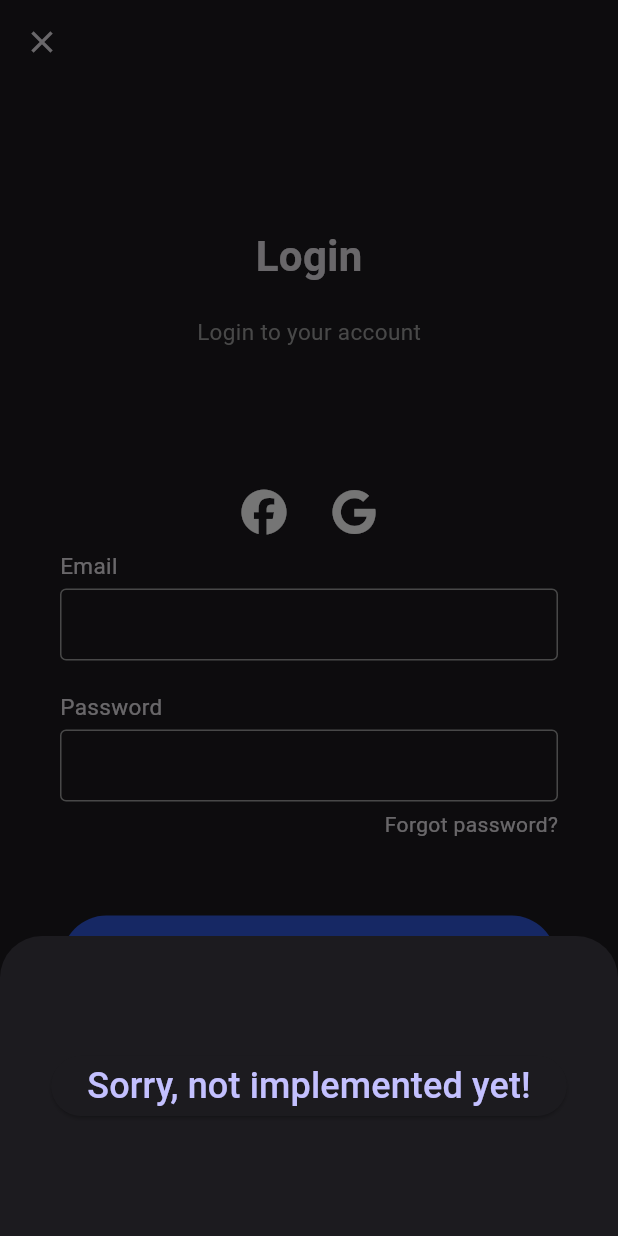
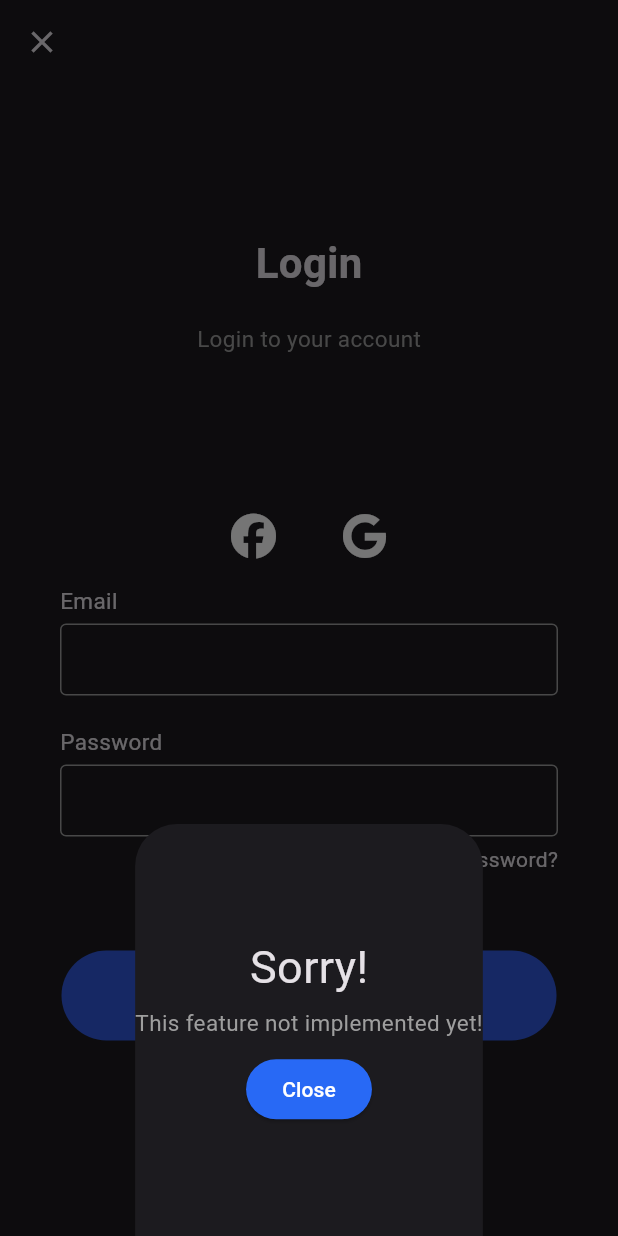
Before and after one commit to krystianpetek/AwesomePlaces, a Flutter app: the LoginScreen screen opened by its route, after a tap on "Sign up", on a phone screen of 412 x 824 dp. Run offline on Flutter 3.47's test engine with Material 2 defaults, Android fonts, the phone set to English and light mode, and no system bars; our stand-ins replace flutter_riverpod, flutter_svg, font_awesome_flutter, go_router, shared_preferences; accounts and stored records are empty.

Commit message:
App - Added InkWell to Google and Facebook login icons, handled not implemented by show modal, Recreated modal window Changed transition duration during switch screen

```diff
--- a/awesome_places/lib/main.dart
+++ b/awesome_places/lib/main.dart
@@ -15,14 +15,17 @@ class MyHttpOverrides extends HttpOverrides {
 }
 
 void main() {
-  HttpOverrides.global = new MyHttpOverrides();
-  runApp(const ProviderScope(
-    child: AwesomePlacesApp(),
-  ));
+  HttpOverrides.global = MyHttpOverrides();
+  runApp(
+    const ProviderScope(
+      child: AwesomePlacesApp(),
+    ),
+  );
 }
 
 class AwesomePlacesApp extends ConsumerStatefulWidget {
   const AwesomePlacesApp({super.key});
+
   @override
   ConsumerState<AwesomePlacesApp> createState() => _AwesomePlacesAppState();
 }
@@ -30,14 +33,14 @@ class AwesomePlacesApp extends ConsumerStatefulWidget {
 class _AwesomePlacesAppState extends ConsumerState<AwesomePlacesApp> {
   @override
   Widget build(BuildContext context) {
-    final routerWatcher = ref.watch(AppRouter.router);
+    final routerProvider = ref.watch(AppRouter.router);
 
     return MaterialApp.router(
       title: 'Awesome Places',
       theme: ApplicationThemes.darkTheme(),
-      routerDelegate: routerWatcher.routerDelegate,
-      routeInformationParser: routerWatcher.routeInformationParser,
-      routeInformationProvider: routerWatcher.routeInformationProvider,
+      routerDelegate: routerProvider.routerDelegate,
+      routeInformationParser: routerProvider.routeInformationParser,
+      routeInformationProvider: routerProvider.routeInformationProvider,
     );
   }
 }
--- a/awesome_places/lib/src/features/auth/ui/login_screen.dart
+++ b/awesome_places/lib/src/features/auth/ui/login_screen.dart
@@ -1,5 +1,3 @@
-import 'dart:io';
-
 import 'package:awesome_places/src/features/auth/data/auth_provider.dart';
 import 'package:awesome_places/src/routes/constants.dart';
 import 'package:awesome_places/src/widgets/redirect_button.dart';
@@ -7,7 +5,6 @@ import 'package:flutter/material.dart';
 import 'package:flutter_riverpod/flutter_riverpod.dart';
 import 'package:font_awesome_flutter/font_awesome_flutter.dart';
 import 'package:go_router/go_router.dart';
-import 'package:http/http.dart' as http;
 
 class LoginScreen extends StatelessWidget {
   LoginScreen({super.key, this.username});
@@ -62,10 +59,31 @@ class LoginScreen extends StatelessWidget {
                   children: [
                     Row(
                       mainAxisAlignment: MainAxisAlignment.center,
-                      children: const [
-                        Icon(FontAwesomeIcons.facebook, size: 30),
-                        SizedBox(width: 30),
-                        Icon(FontAwesomeIcons.google, size: 30),
+                      children: [
+                        InkWell(
+                          borderRadius:
+                              const BorderRadius.all(Radius.circular(50)),
+                          onTap: () async {
+                            await showModal(context,
+                                reason: 'Login by Facebook');
+                          },
+                          child: const Padding(
+                            padding: EdgeInsets.all(7),
+                            child: Icon(FontAwesomeIcons.facebook, size: 30),
+                          ),
+                        ),
+                        const SizedBox(width: 30),
+                        InkWell(
+                          borderRadius:
+                              const BorderRadius.all(Radius.circular(50)),
+                          onTap: () async {
+                            await showModal(context, reason: 'Login by Google');
+                          },
+                          child: const Padding(
+                            padding: EdgeInsets.all(7),
+                            child: Icon(FontAwesomeIcons.google, size: 30),
+                          ),
+                        ),
                       ],
                     ),
                     const SizedBox(height: 10),
@@ -75,8 +93,12 @@ class LoginScreen extends StatelessWidget {
                     const SizedBox(height: 5),
                     Row(
                       mainAxisAlignment: MainAxisAlignment.end,
-                      children: const [
-                        Text('Forgot password?'),
+                      children: [
+                        InkWell(
+                            child: const Text('Forgot password?'),
+                            onTap: () async {
+                              await showModal(context);
+                            })
                       ],
                     ),
                     const SizedBox(height: 50),
@@ -93,18 +115,21 @@ class LoginScreen extends StatelessWidget {
                     Row(
                       mainAxisAlignment: MainAxisAlignment.center,
                       children: <Widget>[
-                          Text("Don't have an account?"),
-                          SizedBox(width: 5),
-                          TextButton(
-                            onPressed: () async {
+                        const Text("Don't have an account?"),
+                        const SizedBox(width: 5),
+                        InkWell(
+                          onTap: () async {
                             await showModal(context);
                           },
                           child: const Text(
                             "Sign up",
-                              style: TextStyle(fontWeight: FontWeight.w600),
+                            style: TextStyle(
+                                fontWeight: FontWeight.w600,
+                                color: Colors.blue),
                           ),
-                          )
-                        ]),
+                        ),
+                      ],
+                    ),
                   ],
                 ),
               ),
@@ -115,26 +140,32 @@ class LoginScreen extends StatelessWidget {
     });
   }
 
-  Future showModal(BuildContext context) {
+  Future showModal(BuildContext context, {String reason = 'This feature'}) {
     return showModalBottomSheet(
       context: context,
       builder: (context) {
         return SizedBox(
-          height: 200,
-          child: Center(
-            child:
-                Column(mainAxisAlignment: MainAxisAlignment.center, children: [
+          height: MediaQuery.of(context).size.height / 3,
+          child: Column(mainAxisAlignment: MainAxisAlignment.center, children: [
+            const Text('Sorry!', style: TextStyle(fontSize: 30)),
+            const SizedBox(height: 5),
+            Text(
+              '$reason not implemented yet!',
+              style: const TextStyle(fontSize: 15, color: Colors.grey),
+            ),
+            const SizedBox(height: 10),
             ElevatedButton(
+              child: const Text('Close'),
+              style: ButtonStyle(
+                  backgroundColor:
+                      MaterialStateColor.resolveWith((states) => logoColor),
+                  foregroundColor:
+                      MaterialStateColor.resolveWith((states) => Colors.white)),
               onPressed: () {
                 Navigator.pop(context);
               },
-                child: const Text(
-                  "Sorry, not implemented yet!",
-                  style: TextStyle(fontSize: 24),
-                ),
             )
           ]),
-          ),
         );
       },
     );
--- a/awesome_places/lib/src/routes/app_router.dart
+++ b/awesome_places/lib/src/routes/app_router.dart
@@ -45,6 +45,9 @@ class AppRouter {
                 name: Routes.login.name,
                 path: Routes.login.path,
                 pageBuilder: (context, state) => CustomTransitionPage(
+                  child: LoginScreen(key: state.pageKey),
+                  transitionDuration: const Duration(milliseconds: 500),
+                  barrierColor: Colors.black54,
                   transitionsBuilder:
                       (context, animation, secondaryAnimation, child) {
                     final tween = Tween(begin: 0.0, end: 1.0)
@@ -57,23 +60,27 @@ class AppRouter {
                           child: child,
                         ));
                   },
-                  child: LoginScreen(key: state.pageKey),
                 ),
               ),
               GoRoute(
                 name: Routes.register.name,
                 path: Routes.register.path,
                 pageBuilder: (context, state) => CustomTransitionPage(
+                  child: RegisterScreen(key: state.pageKey),
+                  transitionDuration: const Duration(milliseconds: 500),
+                  barrierColor: Colors.black54,
                   transitionsBuilder:
                       (context, animation, secondaryAnimation, child) {
                     final tween = Tween(begin: 0.0, end: 1.0)
                         .chain(CurveTween(curve: Curves.easeOut));
                     return SizeTransition(
                       sizeFactor: animation.drive(tween),
-                      child: FadeTransition(opacity: animation, child: child),
+                      child: FadeTransition(
+                        opacity: animation,
+                        child: child,
+                      ),
                     );
                   },
-                  child: RegisterScreen(key: state.pageKey),
                 ),
               ),
             ]),
```
Lines whose indentation alone changed are shown as unchanged.
